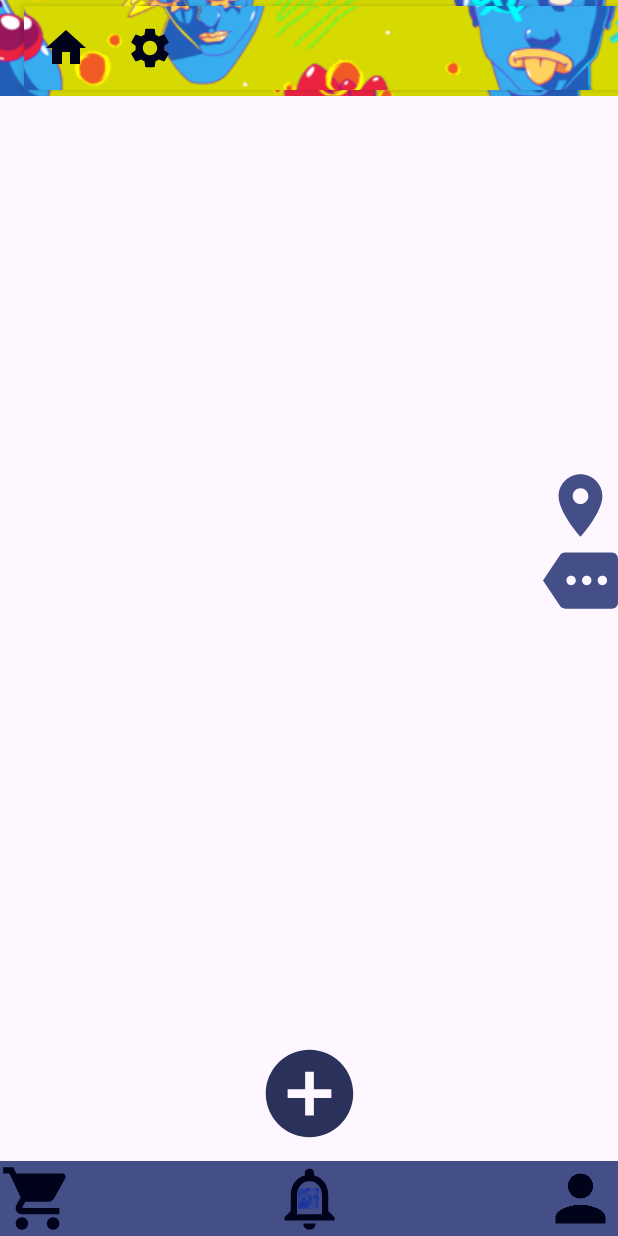
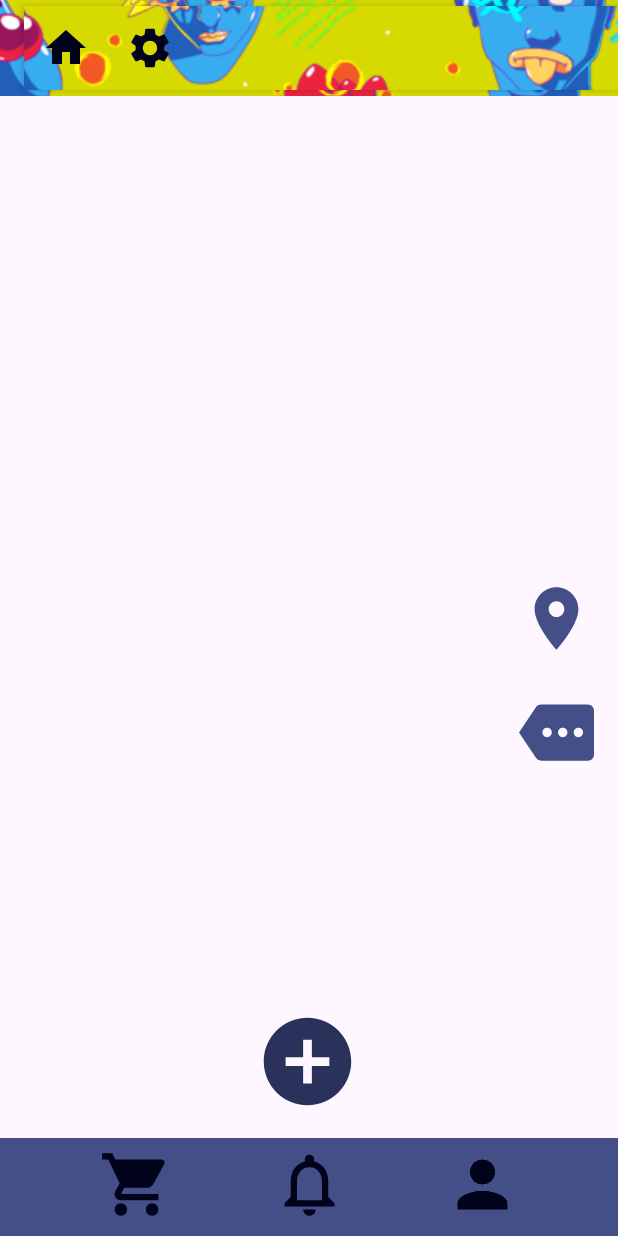
Before and after one commit to ICM2330/CityQuest, an Android app: the MainGPS screen opened directly, with no data from a screen before it, on a phone screen of 412 x 824 dp. Run offline under Robolectric (Android 15) with nearby library versions, the phone set to English and light mode, and no system bars.

Commit message:
navegabilidad tienda de puntos y perfil de usuario

```diff
--- a/app/src/main/java/com/example/entregaproyecto/MainGPS.kt
+++ b/app/src/main/java/com/example/entregaproyecto/MainGPS.kt
@@ -1,6 +1,7 @@
 package com.example.entregaproyecto
 
 
+import android.content.Intent
 import android.os.Bundle
 import android.view.Menu
 import androidx.appcompat.app.AppCompatActivity
@@ -14,6 +15,17 @@ class MainGPS : AppCompatActivity() {
         binding = ActivityMainGpsBinding.inflate(layoutInflater)
         setContentView(binding.root)
 
+        binding.PerfilUsuario.setOnClickListener {
+            startActivity(Intent(baseContext,Perfil::class.java))
+        }
+
+        binding.NotificacionesUsuario.setOnClickListener {
+            TODO("Realizar pantalla de notificaciones")
+        }
+
+        binding.TiendaDePuntos.setOnClickListener {
+            startActivity(Intent(baseContext,TiendaDePuntos::class.java))
+        }
 
     }
 
--- a/app/src/main/java/com/example/entregaproyecto/Perfil.kt
+++ b/app/src/main/java/com/example/entregaproyecto/Perfil.kt
@@ -10,6 +10,6 @@ class Perfil : AppCompatActivity() {
     override fun onCreate(savedInstanceState: Bundle?) {
         super.onCreate(savedInstanceState)
         binding = ActivityPerfilBinding.inflate(layoutInflater)
-        setContentView(R.layout.activity_perfil)
+        setContentView(binding.root)
     }
 }
--- a/app/src/main/java/com/example/entregaproyecto/Recomendaciones.kt
+++ b/app/src/main/java/com/example/entregaproyecto/Recomendaciones.kt
@@ -2,10 +2,14 @@ package com.example.entregaproyecto
 
 import androidx.appcompat.app.AppCompatActivity
 import android.os.Bundle
+import com.example.entregaproyecto.databinding.ActivityMainGpsBinding
+import com.example.entregaproyecto.databinding.ActivityRecomendacionesBinding
 
 class Recomendaciones : AppCompatActivity() {
+    private lateinit var binding: ActivityRecomendacionesBinding
     override fun onCreate(savedInstanceState: Bundle?) {
         super.onCreate(savedInstanceState)
-        setContentView(R.layout.activity_recomendaciones)
+        binding = ActivityRecomendacionesBinding.inflate(layoutInflater)
+        setContentView(binding.root)
     }
 }
--- a/app/src/main/java/com/example/entregaproyecto/TiendaDePuntos.kt
+++ b/app/src/main/java/com/example/entregaproyecto/TiendaDePuntos.kt
@@ -2,10 +2,13 @@ package com.example.entregaproyecto
 
 import androidx.appcompat.app.AppCompatActivity
 import android.os.Bundle
+import com.example.entregaproyecto.databinding.ActivityTiendaDePuntosBinding
 
 class TiendaDePuntos : AppCompatActivity() {
+    private lateinit var binding: ActivityTiendaDePuntosBinding
     override fun onCreate(savedInstanceState: Bundle?) {
         super.onCreate(savedInstanceState)
-        setContentView(R.layout.activity_tienda_de_puntos)
+        binding = ActivityTiendaDePuntosBinding.inflate(layoutInflater)
+        setContentView(binding.root)
     }
 }
--- a/app/src/main/res/layout/activity_main.xml
+++ b/app/src/main/res/layout/activity_main.xml
@@ -52,6 +52,7 @@
         android:layout_marginEnd="16dp"
         android:background="@color/white"
         android:hint="Password"
+        android:inputType="textPassword"
         app:layout_constraintEnd_toEndOf="parent"
         app:layout_constraintStart_toStartOf="parent"
         app:layout_constraintTop_toBottomOf="@+id/usernamename" />
--- a/app/src/main/res/layout/activity_main_gps.xml
+++ b/app/src/main/res/layout/activity_main_gps.xml
@@ -8,25 +8,29 @@
         android:layout_height="match_parent"
         >
 
+
         <ImageButton
             android:id="@+id/insertarLocalizacion"
             android:layout_width="wrap_content"
             android:layout_height="wrap_content"
+            android:layout_marginEnd="16dp"
+            android:background="@android:color/transparent"
             android:src="@drawable/baseline_location_on_24"
-            android:background="@android:color/transparent"
-            app:layout_constraintBottom_toTopOf="@+id/imageButton"
-            app:layout_constraintEnd_toEndOf="parent" />
-
+            app:layout_constraintBottom_toBottomOf="parent"
+            app:layout_constraintEnd_toEndOf="parent"
+            app:layout_constraintTop_toTopOf="parent" />
 
         <ImageButton
             android:id="@+id/imageButton"
             android:layout_width="wrap_content"
             android:layout_height="wrap_content"
+            android:layout_marginEnd="16dp"
+            android:layout_marginBottom="220dp"
+            android:background="@android:color/transparent"
             android:src="@drawable/baseline_more_24"
-            android:background="@android:color/transparent"
-            app:layout_constraintBottom_toTopOf="@+id/PerfilUsuario"
-            app:layout_constraintEnd_toEndOf="@+id/toolbar"
-            app:layout_constraintTop_toTopOf="parent" />
+            app:layout_constraintBottom_toTopOf="@+id/imageView3"
+            app:layout_constraintEnd_toEndOf="parent"
+            app:layout_constraintTop_toBottomOf="@+id/insertarLocalizacion" />
 
         <androidx.appcompat.widget.Toolbar
 
@@ -43,55 +47,70 @@
         </androidx.appcompat.widget.Toolbar>
 
 
-
-<ImageButton
+        <ImageButton
             android:id="@+id/subirFoto"
             android:layout_width="70dp"
             android:layout_height="70dp"
 
-            android:layout_marginBottom="10dp"
+
+            android:layout_marginBottom="16dp"
             android:background="@android:color/transparent"
-
-
             android:src="@drawable/baseline_add_circle_24"
-            app:layout_constraintBottom_toTopOf="@+id/PerfilUsuario"
+            app:layout_constraintBottom_toTopOf="@+id/imageView3"
             app:layout_constraintEnd_toEndOf="parent"
+            app:layout_constraintHorizontal_bias="0.498"
             app:layout_constraintStart_toStartOf="parent" />
 
+        <ImageView
+            android:id="@+id/imageView3"
+            android:layout_width="match_parent"
+            android:layout_height="65dp"
+            android:background="@drawable/layer_morado"
+            app:layout_constraintBottom_toBottomOf="parent"
+            app:layout_constraintEnd_toEndOf="parent"
+            app:layout_constraintStart_toStartOf="parent"
+            app:srcCompat="@drawable/empty" />
 
-        <!-- Other views within the LinearLayout -->
+        <ImageButton
+            android:id="@+id/TiendaDePuntos"
+            android:layout_width="wrap_content"
+            android:layout_height="wrap_content"
+            android:layout_marginBottom="4dp"
+            android:background="@drawable/layer_morado"
+            app:layout_constraintBottom_toBottomOf="parent"
+            app:layout_constraintEnd_toStartOf="@+id/NotificacionesUsuario"
+            app:layout_constraintStart_toStartOf="parent"
+            app:layout_constraintTop_toTopOf="@+id/imageView3"
+            app:srcCompat="@drawable/baseline_shopping_cart_24" />
 
         <ImageButton
             android:id="@+id/NotificacionesUsuario"
-            android:layout_width="match_parent"
+            android:layout_width="wrap_content"
             android:layout_height="wrap_content"
-            android:background="@drawable/headermorado"
-            android:src="@drawable/baseline_notifications_none_24"
+            android:layout_marginBottom="4dp"
+            android:background="@drawable/layer_morado"
             app:layout_constraintBottom_toBottomOf="parent"
-            app:layout_constraintEnd_toStartOf="@+id/PerfilUsuario"
-            app:layout_constraintStart_toEndOf="@+id/TiendaDePuntos" />
-
-        <!-- Space between buttons -->
-
+            app:layout_constraintEnd_toEndOf="parent"
+            app:layout_constraintStart_toStartOf="@+id/imageView3"
+            app:layout_constraintTop_toTopOf="@+id/imageView3"
+            app:srcCompat="@drawable/baseline_notifications_none_24" />
 
         <ImageButton
             android:id="@+id/PerfilUsuario"
             android:layout_width="wrap_content"
             android:layout_height="wrap_content"
+            android:layout_marginBottom="4dp"
             android:background="@drawable/layer_morado"
-            android:src="@drawable/baseline_person_24"
             app:layout_constraintBottom_toBottomOf="parent"
-            app:layout_constraintEnd_toEndOf="parent" />
+            app:layout_constraintEnd_toEndOf="parent"
+            app:layout_constraintStart_toEndOf="@+id/NotificacionesUsuario"
+            app:layout_constraintTop_toTopOf="@+id/imageView3"
+            app:srcCompat="@drawable/baseline_person_24" />
 
 
-        <ImageButton
-            android:id="@+id/TiendaDePuntos"
-            android:layout_width="wrap_content"
-            android:layout_height="wrap_content"
-            android:background="@drawable/layer_morado"
-            android:src="@drawable/baseline_shopping_cart_24"
-            app:layout_constraintBottom_toBottomOf="parent"
-            app:layout_constraintStart_toStartOf="parent" />
+        <!-- Other views within the LinearLayout -->
+
+        <!-- Space between buttons -->
 
 
-    </androidx.constraintlayout.widget.ConstraintLayout>
+</androidx.constraintlayout.widget.ConstraintLayout>
```
Also changed, not shown: app/src/main/res/drawable/empty.png (added).
